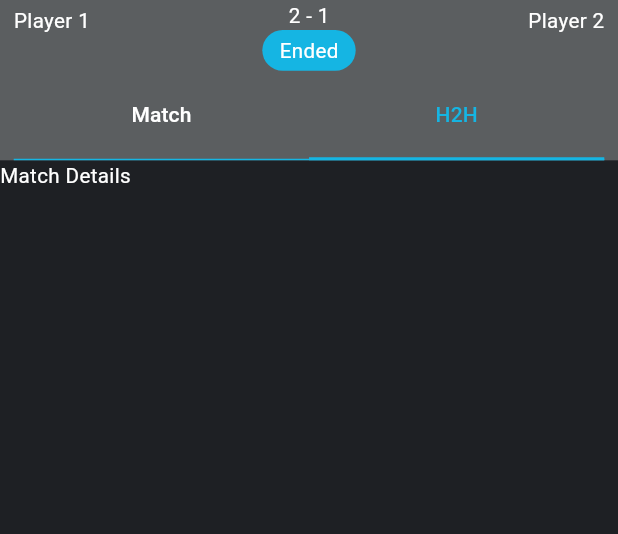
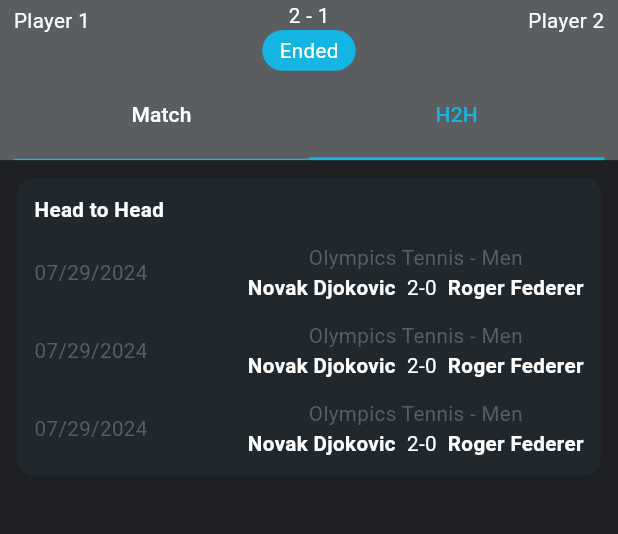
Before and after one commit to akinokami/tennis_live_score, a Flutter app: the MatchDetailScreen screen opened directly, tab 2 chosen, on a phone screen of 412 x 824 dp, the part 114-648 px from its top. Run offline on Flutter 3.47's test engine with Material 3 defaults, Android fonts, the phone set to English and light mode, and no system bars; our stand-ins replace connectivity_plus, dio, flutter_screenutil, get, get_storage, loading_indicator and 1 more; accounts and stored records are empty; network calls fail; Roboto replaces fonts that are missing (Poppins); statements that could not run were skipped.

Commit message:
h2h screen add

```diff
--- /dev/null
+++ b/lib/ui/screens/scores/h_2_h_screen.dart
@@ -0,0 +1,133 @@
+import 'package:flutter/material.dart';
+import 'package:flutter_screenutil/flutter_screenutil.dart';
+import 'package:tennis_live_score/constants/color_const.dart';
+import 'package:tennis_live_score/constants/dimen_const.dart';
+import 'package:tennis_live_score/ui/custom_widgets/custom_text.dart';
+
+class H2HScreen extends StatelessWidget {
+  const H2HScreen({super.key});
+
+  @override
+  Widget build(BuildContext context) {
+    return Scaffold(
+        backgroundColor: primaryColor,
+        body: SingleChildScrollView(
+          child: Container(
+            decoration: BoxDecoration(
+              color: cardColor,
+              borderRadius: BorderRadius.circular(10.r),
+            ),
+            padding: EdgeInsets.all(10.w),
+            margin: EdgeInsets.all(10.w),
+            child: Column(
+              crossAxisAlignment: CrossAxisAlignment.start,
+              children: [
+                CustomText(
+                  text: "Head to Head",
+                  fontWeight: FontWeight.bold,
+                ),
+                kSizedBoxH10,
+                Row(
+                  mainAxisAlignment: MainAxisAlignment.spaceBetween,
+                  children: [
+                    CustomText(
+                      text: "07/29/2024",
+                      color: greyColor,
+                    ),
+                    Column(
+                      children: [
+                        CustomText(
+                          text: "Olympics Tennis - Men",
+                          color: greyColor,
+                        ),
+                        Row(
+                          children: [
+                            CustomText(
+                              text: "Novak Djokovic  ",
+                              fontWeight: FontWeight.bold,
+                            ),
+                            CustomText(
+                              text: "2-0",
+                            ),
+                            CustomText(
+                              text: "  Roger Federer",
+                              fontWeight: FontWeight.bold,
+                            ),
+                          ],
+                        )
+                      ],
+                    )
+                  ],
+                ),
+                kSizedBoxH10,
+                Row(
+                  mainAxisAlignment: MainAxisAlignment.spaceBetween,
+                  children: [
+                    CustomText(
+                      text: "07/29/2024",
+                      color: greyColor,
+                    ),
+                    Column(
+                      children: [
+                        CustomText(
+                          text: "Olympics Tennis - Men",
+                          color: greyColor,
+                        ),
+                        Row(
+                          children: [
+                            CustomText(
+                              text: "Novak Djokovic  ",
+                              fontWeight: FontWeight.bold,
+                            ),
+                            CustomText(
+                              text: "2-0",
+                            ),
+                            CustomText(
+                              text: "  Roger Federer",
+                              fontWeight: FontWeight.bold,
+                            ),
+                          ],
+                        )
+                      ],
+                    )
+                  ],
+                ),
+                kSizedBoxH10,
+                Row(
+                  mainAxisAlignment: MainAxisAlignment.spaceBetween,
+                  children: [
+                    CustomText(
+                      text: "07/29/2024",
+                      color: greyColor,
+                    ),
+                    Column(
+                      children: [
+                        CustomText(
+                          text: "Olympics Tennis - Men",
+                          color: greyColor,
+                        ),
+                        Row(
+                          children: [
+                            CustomText(
+                              text: "Novak Djokovic  ",
+                              fontWeight: FontWeight.bold,
+                            ),
+                            CustomText(
+                              text: "2-0",
+                            ),
+                            CustomText(
+                              text: "  Roger Federer",
+                              fontWeight: FontWeight.bold,
+                            ),
+                          ],
+                        )
+                      ],
+                    )
+                  ],
+                )
+              ],
+            ),
+          ),
+        ));
+  }
+}
--- a/lib/ui/screens/scores/match_detail_screen.dart
+++ b/lib/ui/screens/scores/match_detail_screen.dart
@@ -4,6 +4,7 @@
 import 'package:percent_indicator/circular_percent_indicator.dart';
 import 'package:tennis_live_score/constants/color_const.dart';
 import 'package:tennis_live_score/constants/dimen_const.dart';
+import 'package:tennis_live_score/ui/screens/scores/h_2_h_screen.dart';
 
 import '../../../controller/match_detail_controller.dart';
 import '../../custom_widgets/custom_text.dart';
@@ -1006,7 +1007,7 @@
                               )
                           ],
                         )),
-                    const CustomText(text: "Match Details")
+                    H2HScreen()
                   ]);
                 },
               ),
```
